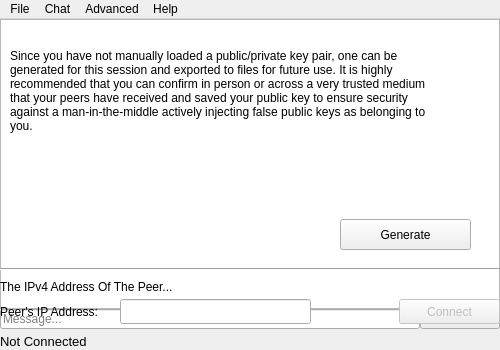
This is mainwindow.ui in ryco117/CryptoChatUI as Qt 5 draws it before an edit. The edited form follows.
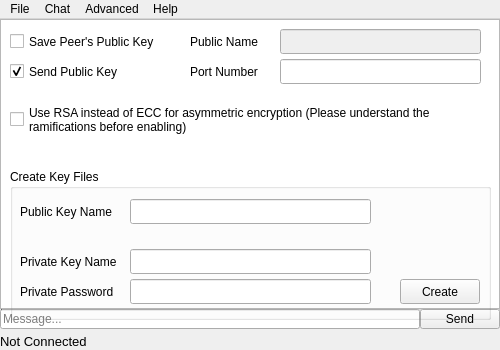
This is the edited form.

Diff of the .ui file:
```diff
--- a/mainwindow.ui
+++ b/mainwindow.ui
@@ -411,7 +411,7 @@
       <property name="geometry">
        <rect>
         <x>120</x>
-        <y>110</y>
+        <y>80</y>
         <width>241</width>
         <height>25</height>
        </rect>
@@ -420,7 +420,7 @@
      <widget class="QLabel" name="label">
       <property name="geometry">
        <rect>
-        <x>6</x>
+        <x>10</x>
         <y>30</y>
         <width>111</width>
         <height>25</height>
@@ -433,8 +433,8 @@
      <widget class="QLabel" name="label_3">
       <property name="geometry">
        <rect>
-        <x>6</x>
-        <y>80</y>
+        <x>10</x>
+        <y>110</y>
         <width>111</width>
         <height>25</height>
        </rect>
@@ -446,8 +446,8 @@
      <widget class="QLabel" name="label_2">
       <property name="geometry">
        <rect>
-        <x>6</x>
-        <y>110</y>
+        <x>10</x>
+        <y>80</y>
         <width>111</width>
         <height>25</height>
        </rect>
@@ -470,7 +470,7 @@
       <property name="geometry">
        <rect>
         <x>120</x>
-        <y>80</y>
+        <y>110</y>
         <width>241</width>
         <height>25</height>
        </rect>
@@ -578,13 +578,13 @@
      <set>Qt::AlignBottom|Qt::AlignLeading|Qt::AlignLeft</set>
     </property>
    </widget>
-   <zorder>OptionsWidget</zorder>
+   <zorder>ConnectSettingsWidget</zorder>
    <zorder>LoadMyKeysWidget</zorder>
    <zorder>SendText</zorder>
    <zorder>SendButton</zorder>
    <zorder>StatusLabel</zorder>
    <zorder>ReceiveText</zorder>
-   <zorder>ConnectSettingsWidget</zorder>
+   <zorder>OptionsWidget</zorder>
   </widget>
   <widget class="QMenuBar" name="menuBar">
    <property name="geometry">
```
